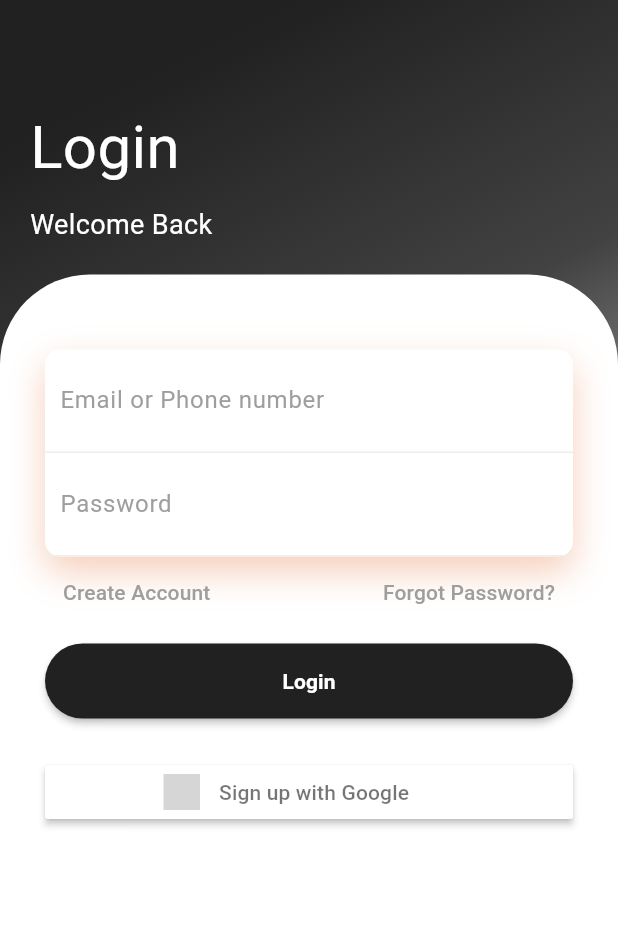
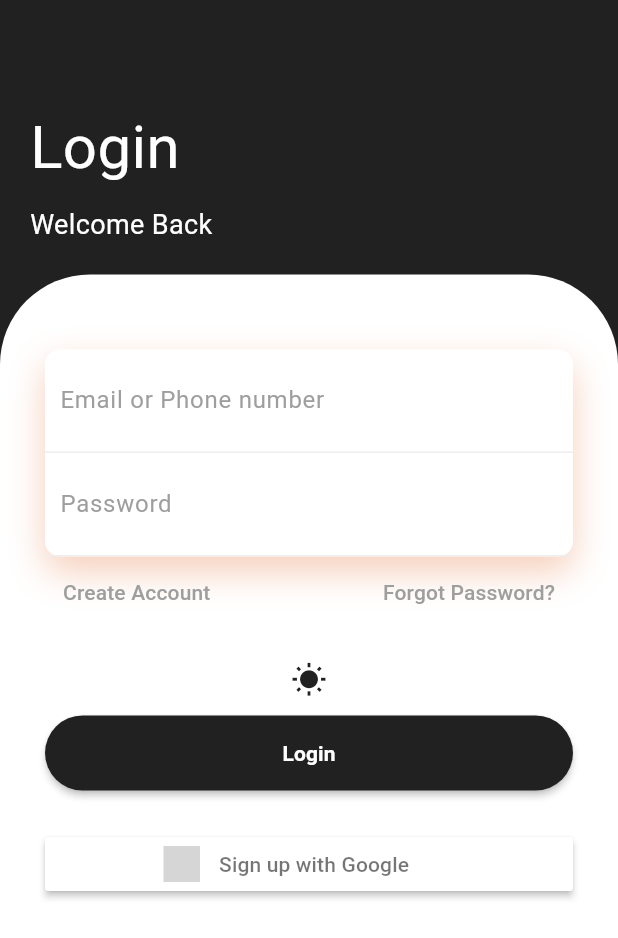
Before and after one commit to Achuabhijith2003/learnxt, a Flutter app: the screen it shows after launch, after a tap on "Skip", after a tap on "Get started", on a phone screen of 412 x 824 dp. Shown: the top 938 px of the screen. Run offline on Flutter 3.47's test engine with Material 3 defaults, Android fonts, the phone set to English and light mode, and no system bars; our stand-ins replace animate_do, another_flutter_splash_screen, cloud_firestore, file_picker, firebase_auth, firebase_core and 13 more; missing offline and left inert: flutter_pdf_text; accounts and stored records are empty; statements that could not run were skipped; grey boxes are pictures that could not be loaded.

Commit message:
create dark mode

```diff
--- a/lib/Auth/loginpage.dart
+++ b/lib/Auth/loginpage.dart
@@ -1,5 +1,5 @@
 import 'dart:developer';
-
+import 'package:learnxt/theme/theme_model.dart';
 import 'package:animate_do/animate_do.dart';
 import 'package:flutter/material.dart';
 import 'package:flutter_signin_button/flutter_signin_button.dart';
@@ -10,6 +10,7 @@ import 'package:google_sign_in/google_sign_in.dart';
 import 'package:firebase_auth/firebase_auth.dart';
 import 'package:learnxt/Screen/Remasted_home.dart';
 import 'package:learnxt/Services/Hive/chat.dart';
+import 'package:provider/provider.dart';
 
 Chatputandget chatmodif = Chatputandget();
 
@@ -64,16 +65,15 @@ class _LoginpageState extends State<Loginpage> {
   Widget build(BuildContext context) {
     TextEditingController emailcontroller = TextEditingController();
     TextEditingController passwordcontroller = TextEditingController();
+    return Consumer<ThemeModel>(
+        builder: (context, ThemeModel themeNotifier, child) {
       return Scaffold(
         resizeToAvoidBottomInset: false,
         body: Container(
           width: double.infinity,
           decoration: BoxDecoration(
-            gradient: LinearGradient(begin: Alignment.topCenter, colors: [
-          Colors.grey.shade900,
-          Colors.grey.shade800,
-          Colors.grey.shade400
-        ])),
+              color:
+                  themeNotifier.isDark ? Colors.white : Colors.grey.shade900),
           child: Padding(
             padding: const EdgeInsets.all(.0),
             child: Column(
@@ -89,18 +89,26 @@ class _LoginpageState extends State<Loginpage> {
                     children: <Widget>[
                       FadeInUp(
                           duration: const Duration(milliseconds: 1000),
-                        child: const Text(
+                          child: Text(
                             "Login",
-                          style: TextStyle(color: Colors.white, fontSize: 40),
+                            style: TextStyle(
+                                color: themeNotifier.isDark
+                                    ? Colors.grey.shade900
+                                    : Colors.white,
+                                fontSize: 40),
                           )),
                       const SizedBox(
                         height: 10,
                       ),
                       FadeInUp(
                           duration: const Duration(milliseconds: 1300),
-                        child: const Text(
+                          child: Text(
                             "Welcome Back",
-                          style: TextStyle(color: Colors.white, fontSize: 18),
+                            style: TextStyle(
+                                color: themeNotifier.isDark
+                                    ? Colors.grey.shade900
+                                    : Colors.white,
+                                fontSize: 18),
                           )),
                     ],
                   ),
@@ -128,7 +136,8 @@ class _LoginpageState extends State<Loginpage> {
                                     borderRadius: BorderRadius.circular(10),
                                     boxShadow: const [
                                       BoxShadow(
-                                        color: Color.fromRGBO(225, 95, 27, .3),
+                                          color:
+                                              Color.fromRGBO(225, 95, 27, .3),
                                           blurRadius: 20,
                                           offset: Offset(0, 10))
                                     ]),
@@ -139,10 +148,12 @@ class _LoginpageState extends State<Loginpage> {
                                       decoration: BoxDecoration(
                                           border: Border(
                                               bottom: BorderSide(
-                                                color: Colors.grey.shade200))),
+                                                  color:
+                                                      Colors.grey.shade200))),
                                       child: TextField(
                                         controller: emailcontroller,
-                                      keyboardType: TextInputType.emailAddress,
+                                        keyboardType:
+                                            TextInputType.emailAddress,
                                         decoration: const InputDecoration(
                                             hintText: "Email or Phone number",
                                             hintStyle:
@@ -155,7 +166,8 @@ class _LoginpageState extends State<Loginpage> {
                                       decoration: BoxDecoration(
                                           border: Border(
                                               bottom: BorderSide(
-                                                color: Colors.grey.shade200))),
+                                                  color:
+                                                      Colors.grey.shade200))),
                                       child: TextField(
                                         controller: passwordcontroller,
                                         obscureText: true,
@@ -176,7 +188,8 @@ class _LoginpageState extends State<Loginpage> {
                               mainAxisAlignment: MainAxisAlignment.spaceBetween,
                               children: <Widget>[
                                 FadeInUp(
-                                  duration: const Duration(milliseconds: 1500),
+                                    duration:
+                                        const Duration(milliseconds: 1500),
                                     child: TextButton(
                                         onPressed: () {
                                           Navigator.push(
@@ -190,7 +203,8 @@ class _LoginpageState extends State<Loginpage> {
                                           style: TextStyle(color: Colors.grey),
                                         ))),
                                 FadeInUp(
-                                  duration: const Duration(milliseconds: 1500),
+                                    duration:
+                                        const Duration(milliseconds: 1500),
                                     child: TextButton(
                                         onPressed: () {
                                           Navigator.push(
@@ -207,6 +221,19 @@ class _LoginpageState extends State<Loginpage> {
                           const SizedBox(
                             height: 10,
                           ),
+                          IconButton(
+                              icon: Icon(
+                                  themeNotifier.isDark
+                                      ? Icons.nightlight_round
+                                      : Icons.wb_sunny,
+                                  color: themeNotifier.isDark
+                                      ? Colors.white
+                                      : Colors.grey.shade900),
+                              onPressed: () {
+                                themeNotifier.isDark
+                                    ? themeNotifier.isDark = false
+                                    : themeNotifier.isDark = true;
+                              }),
                           FadeInUp(
                               duration: const Duration(milliseconds: 1600),
                               child: MaterialButton(
@@ -241,17 +268,21 @@ class _LoginpageState extends State<Loginpage> {
                                 },
                                 height: 50,
                                 // margin: EdgeInsets.symmetric(horizontal: 50),
-                              color: Colors.grey[900],
+                                color: themeNotifier.isDark
+                                    ? Colors.white54
+                                    : Colors.grey.shade900,
                                 shape: RoundedRectangleBorder(
                                   borderRadius: BorderRadius.circular(50),
                                 ),
                                 // decoration: BoxDecoration(
                                 // ),
-                              child: const Center(
+                                child: Center(
                                   child: Text(
                                     "Login",
                                     style: TextStyle(
-                                      color: Colors.white,
+                                        color: themeNotifier.isDark
+                                            ? Colors.grey.shade900
+                                            : Colors.white,
                                         fontWeight: FontWeight.bold),
                                   ),
                                 ),
@@ -272,7 +303,8 @@ class _LoginpageState extends State<Loginpage> {
                             children: <Widget>[
                               Expanded(
                                 child: FadeInUp(
-                                  duration: const Duration(milliseconds: 1800),
+                                    duration:
+                                        const Duration(milliseconds: 1800),
                                     child: SignInButton(Buttons.Google,
                                         text: "Sign up with Google",
                                         onPressed: () {
@@ -340,6 +372,7 @@ class _LoginpageState extends State<Loginpage> {
           ),
         ),
       );
+    });
   }
 
   void login(TextEditingController emailcontroller,
--- a/lib/Screen/chatai.dart
+++ b/lib/Screen/chatai.dart
@@ -557,6 +557,7 @@ class _ChataiState extends State<Chatai> {
     bool haswordSummary = chatMessage.text.contains("Summary");
 
     if (haswordSummary) {
+      print("Summary found");
     } else {
       try {
         // Keyword generator
--- a/lib/main.dart
+++ b/lib/main.dart
@@ -6,7 +6,8 @@ import 'package:hive_flutter/hive_flutter.dart';
 import 'package:learnxt/Auth/splash.dart';
 import 'package:learnxt/Services/Hive/chat.dart';
 import 'package:learnxt/Services/Hive/chatid.dart';
-
+import 'package:learnxt/theme/theme_model.dart';
+import 'package:provider/provider.dart';
 import 'package:learnxt/key.dart';
 import 'package:learnxt/firebase_options.dart';
 
@@ -37,7 +38,9 @@ class Learnxt extends StatelessWidget {
 
   @override
   Widget build(BuildContext context) {
-    return MaterialApp(
+    return ChangeNotifierProvider( // Wrap with ChangeNotifierProvider
+      create: (context) => ThemeModel(), // Create ThemeModel instance
+      child:MaterialApp(
       themeMode: ThemeMode.system,
       debugShowCheckedModeBanner: false,
       home: const Splash(),
@@ -63,7 +66,7 @@ class Learnxt extends StatelessWidget {
         //   bodyMedium: GoogleFonts.merriweather(),
         //   displaySmall: GoogleFonts.pacifico(),
         // ),
-      ),
+      ),)
     );
   }
 }
--- /dev/null
+++ b/lib/theme/theme_model.dart
@@ -0,0 +1,25 @@
+import 'package:flutter/material.dart';
+import 'package:learnxt/theme/theme_preference.dart';
+
+class ThemeModel extends ChangeNotifier {
+  bool _isDark = false;
+  late ThemePreferences _preferences;
+  bool get isDark => _isDark;
+
+  ThemeModel() {
+    _isDark = false;
+    _preferences = ThemePreferences();
+    getPreferences();
+  }
+
+  set isDark(bool value) {
+    _isDark = value;
+    _preferences.setTheme(value);
+    notifyListeners();
+  }
+
+  getPreferences() async {
+    _isDark = await _preferences.getTheme();
+    notifyListeners();
+  }
+}
--- /dev/null
+++ b/lib/theme/theme_preference.dart
@@ -0,0 +1,15 @@
+import 'package:shared_preferences/shared_preferences.dart';
+
+class ThemePreferences {
+  static const PREF_KEY = "pref_key";
+
+  setTheme(bool value) async {
+    SharedPreferences sharedPreferences = await SharedPreferences.getInstance();
+    sharedPreferences.setBool(PREF_KEY, value);
+  }
+
+  getTheme() async {
+    SharedPreferences sharedPreferences = await SharedPreferences.getInstance();
+    return sharedPreferences.getBool(PREF_KEY) ?? false;
+  }
+}
--- a/pubspec.yaml
+++ b/pubspec.yaml
@@ -65,6 +65,7 @@ dependencies:
   shared_preferences: ^2.3.5
   smooth_page_indicator: ^1.2.0+3
   flutter_pdf_text: ^0.8.1
+  provider: ^6.1.4
 
 dev_dependencies:
   flutter_test:
```
Also changed, not shown: lib/theme/app_color.dart (added, +12 -0 lines), lib/theme/app_theme.dart (added, +8 -0 lines), lib/theme/dark_theme.dart (added, +22 -0 lines), lib/theme/light_theme.dart (added, +20 -0 lines), lib/Screen/Remasted_home.dart (indentation only), lib/Screen/Settings.dart (line endings or trailing spaces), pubspec.lock. Lines whose indentation alone changed are shown as unchanged.
